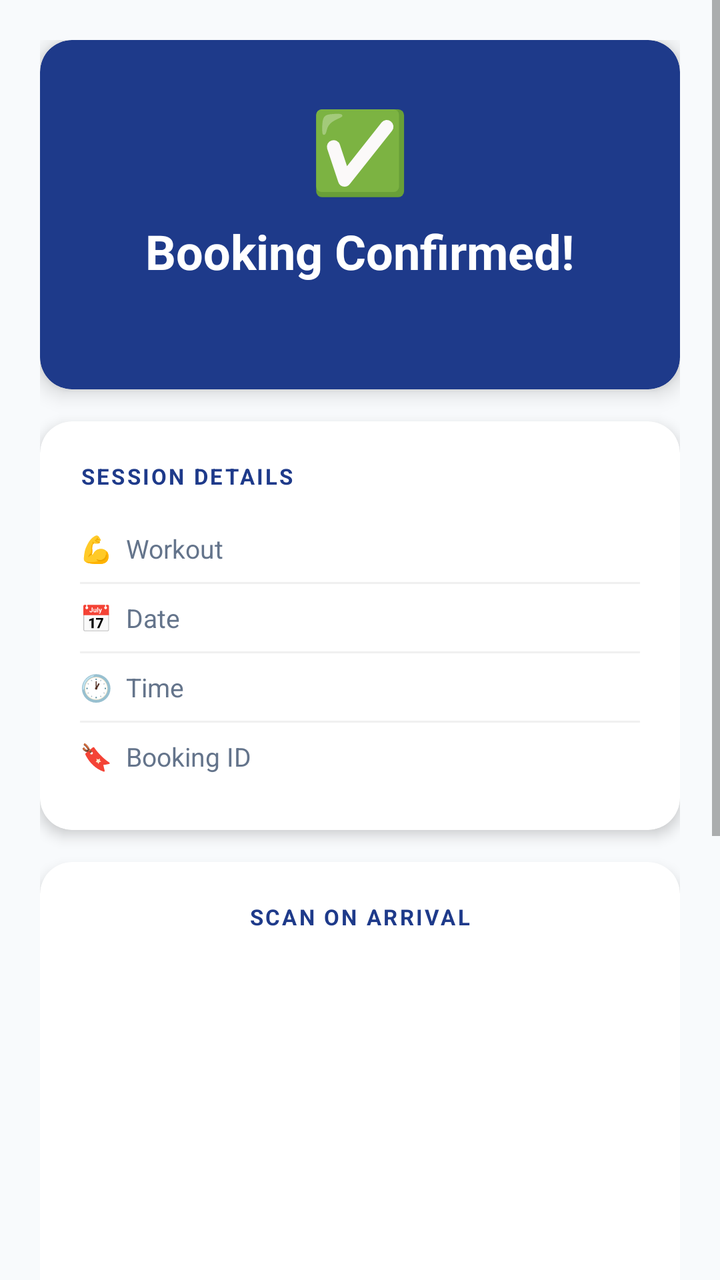
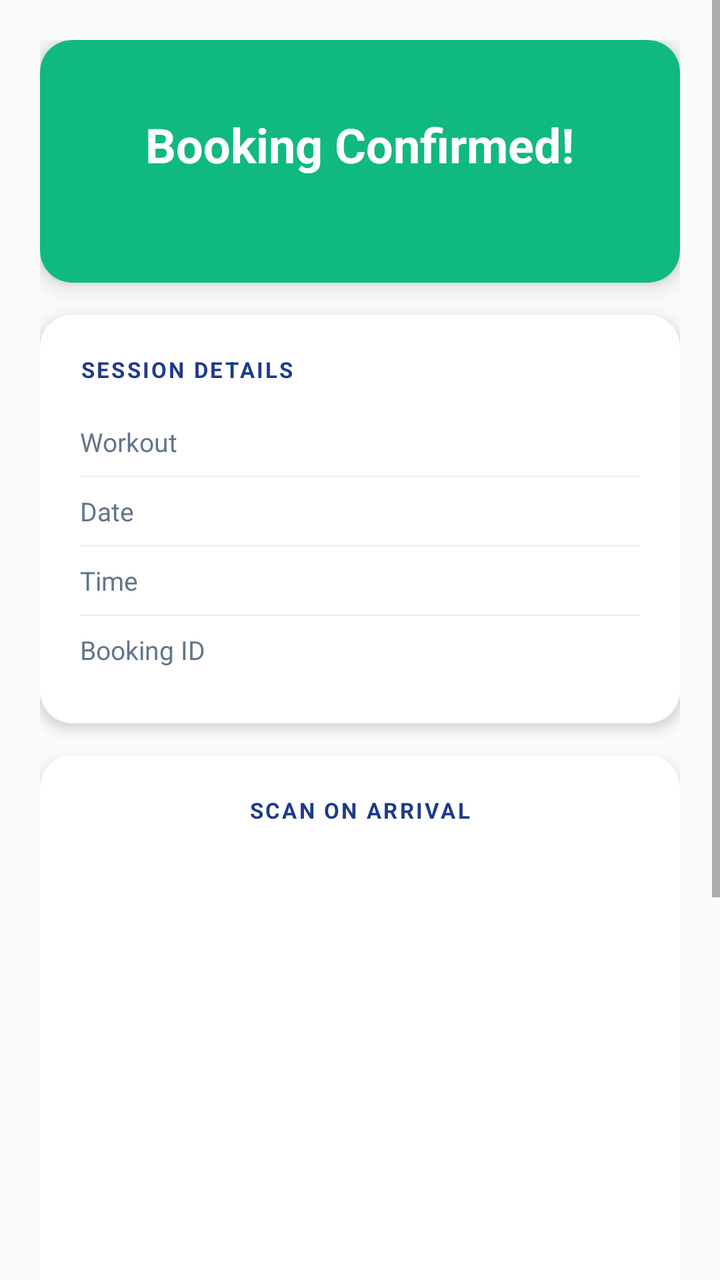

Compare the two renders of this Android layout. The source of the first and the diff that turns it into the second are given below.
<!-- AndroidManifest.xml: application theme Theme.SpotterMobile -->
<!-- res/layout/activity_booking_confirmed.xml -->
<?xml version="1.0" encoding="utf-8"?>
<ScrollView xmlns:android="http://schemas.android.com/apk/res/android"
    xmlns:app="http://schemas.android.com/apk/res-auto"
    android:layout_width="match_parent"
    android:layout_height="match_parent"
    android:background="@color/light_gray">

    <LinearLayout
        android:layout_width="match_parent"
        android:layout_height="wrap_content"
        android:orientation="vertical"
        android:padding="20dp">

        
        <androidx.cardview.widget.CardView
            android:layout_width="match_parent"
            android:layout_height="wrap_content"
            android:layout_marginBottom="16dp"
            app:cardBackgroundColor="@color/primary_blue"
            app:cardCornerRadius="16dp"
            app:cardElevation="6dp">

            <LinearLayout
                android:layout_width="match_parent"
                android:layout_height="wrap_content"
                android:gravity="center"
                android:orientation="vertical"
                android:paddingVertical="28dp"
                android:paddingHorizontal="20dp">

                <TextView
                    android:layout_width="wrap_content"
                    android:layout_height="wrap_content"
                    android:text="✅"
                    android:textSize="40sp" />

                <TextView
                    android:layout_width="wrap_content"
                    android:layout_height="wrap_content"
                    android:layout_marginTop="8dp"
                    android:text="Booking Confirmed!"
                    android:textColor="@color/white"
                    android:textSize="24sp"
                    android:textStyle="bold" />

                <TextView
                    android:id="@+id/tvConfirmSubtitle"
                    android:layout_width="wrap_content"
                    android:layout_height="wrap_content"
                    android:layout_marginTop="6dp"
                    android:alpha="0.85"
                    android:gravity="center"
                    android:textColor="@color/white"
                    android:textSize="14sp" />

            </LinearLayout>
        </androidx.cardview.widget.CardView>

        
        <androidx.cardview.widget.CardView
            android:layout_width="match_parent"
            android:layout_height="wrap_content"
            android:layout_marginBottom="16dp"
            app:cardBackgroundColor="@color/white"
            app:cardCornerRadius="16dp"
            app:cardElevation="4dp">

            <LinearLayout
                android:layout_width="match_parent"
                android:layout_height="wrap_content"
                android:orientation="vertical"
                android:padding="20dp">

                <TextView
                    android:layout_width="wrap_content"
                    android:layout_height="wrap_content"
                    android:layout_marginBottom="12dp"
                    android:text="SESSION DETAILS"
                    android:textColor="@color/primary_blue"
                    android:textSize="11sp"
                    android:textStyle="bold"
                    android:letterSpacing="0.1" />

                
                <LinearLayout
                    android:layout_width="match_parent"
                    android:layout_height="wrap_content"
                    android:orientation="horizontal"
                    android:paddingVertical="8dp">

                    <TextView
                        android:layout_width="0dp"
                        android:layout_height="wrap_content"
                        android:layout_weight="1"
                        android:text="💪  Workout"
                        android:textColor="@color/gray"
                        android:textSize="13sp" />

                    <TextView
                        android:id="@+id/tvDetailWorkout"
                        android:layout_width="wrap_content"
                        android:layout_height="wrap_content"
                        android:textColor="@color/dark_gray"
                        android:textSize="13sp"
                        android:textStyle="bold"
                        android:maxWidth="200dp"
                        android:gravity="end" />

                </LinearLayout>

                <View
                    android:layout_width="match_parent"
                    android:layout_height="1dp"
                    android:background="#F0F0F0" />

                
                <LinearLayout
                    android:layout_width="match_parent"
                    android:layout_height="wrap_content"
                    android:orientation="horizontal"
                    android:paddingVertical="8dp">

                    <TextView
                        android:layout_width="0dp"
                        android:layout_height="wrap_content"
                        android:layout_weight="1"
                        android:text="📅  Date"
                        android:textColor="@color/gray"
                        android:textSize="13sp" />

                    <TextView
                        android:id="@+id/tvDetailDate"
                        android:layout_width="wrap_content"
                        android:layout_height="wrap_content"
                        android:textColor="@color/dark_gray"
                        android:textSize="13sp"
                        android:textStyle="bold" />

                </LinearLayout>

                <View
                    android:layout_width="match_parent"
                    android:layout_height="1dp"
                    android:background="#F0F0F0" />

                
                <LinearLayout
                    android:layout_width="match_parent"
                    android:layout_height="wrap_content"
                    android:orientation="horizontal"
                    android:paddingVertical="8dp">

                    <TextView
                        android:layout_width="0dp"
                        android:layout_height="wrap_content"
                        android:layout_weight="1"
                        android:text="🕐  Time"
                        android:textColor="@color/gray"
                        android:textSize="13sp" />

                    <TextView
                        android:id="@+id/tvDetailTime"
                        android:layout_width="wrap_content"
                        android:layout_height="wrap_content"
                        android:textColor="@color/dark_gray"
                        android:textSize="13sp"
                        android:textStyle="bold" />

                </LinearLayout>

                <View
                    android:layout_width="match_parent"
                    android:layout_height="1dp"
                    android:background="#F0F0F0" />

                
                <LinearLayout
                    android:layout_width="match_parent"
                    android:layout_height="wrap_content"
                    android:orientation="horizontal"
                    android:paddingVertical="8dp">

                    <TextView
                        android:layout_width="0dp"
                        android:layout_height="wrap_content"
                        android:layout_weight="1"
                        android:text="🔖  Booking ID"
                        android:textColor="@color/gray"
                        android:textSize="13sp" />

                    <TextView
                        android:id="@+id/tvDetailBookingId"
                        android:layout_width="wrap_content"
                        android:layout_height="wrap_content"
                        android:textColor="@color/dark_gray"
                        android:textSize="13sp"
                        android:textStyle="bold" />

                </LinearLayout>

            </LinearLayout>
        </androidx.cardview.widget.CardView>

        
        <androidx.cardview.widget.CardView
            android:layout_width="match_parent"
            android:layout_height="wrap_content"
            android:layout_marginBottom="16dp"
            app:cardBackgroundColor="@color/white"
            app:cardCornerRadius="16dp"
            app:cardElevation="4dp">

            <LinearLayout
                android:layout_width="match_parent"
                android:layout_height="wrap_content"
                android:gravity="center"
                android:orientation="vertical"
                android:padding="20dp">

                <TextView
                    android:layout_width="wrap_content"
                    android:layout_height="wrap_content"
                    android:layout_marginBottom="12dp"
                    android:text="SCAN ON ARRIVAL"
                    android:textColor="@color/primary_blue"
                    android:textSize="11sp"
                    android:textStyle="bold"
                    android:letterSpacing="0.1" />

                <ImageView
                    android:id="@+id/ivQrCode"
                    android:layout_width="220dp"
                    android:layout_height="220dp"
                    android:contentDescription="Booking QR Code"
                    android:scaleType="fitCenter" />

                <TextView
                    android:layout_width="wrap_content"
                    android:layout_height="wrap_content"
                    android:layout_marginTop="12dp"
                    android:gravity="center"
                    android:text="Show this QR to gym staff when you arrive.\nHMAC-secured — cannot be forged."
                    android:textColor="@color/gray"
                    android:textSize="12sp" />

            </LinearLayout>
        </androidx.cardview.widget.CardView>

        
        <Button
            android:id="@+id/btnAddToCalendar"
            android:layout_width="match_parent"
            android:layout_height="52dp"
            android:layout_marginBottom="10dp"
            android:backgroundTint="@color/primary_blue"
            android:text="📅  Add to Calendar"
            android:textColor="@color/white"
            android:textSize="15sp"
            android:textStyle="bold"
            style="@style/Widget.MaterialComponents.Button" />

        <Button
            android:id="@+id/btnSaveQr"
            android:layout_width="match_parent"
            android:layout_height="52dp"
            android:layout_marginBottom="10dp"
            android:backgroundTint="#1565C0"
            android:text="💾  Save QR to Gallery"
            android:textColor="@color/white"
            android:textSize="15sp"
            style="@style/Widget.MaterialComponents.Button" />

        <Button
            android:id="@+id/btnDone"
            android:layout_width="match_parent"
            android:layout_height="52dp"
            android:layout_marginBottom="8dp"
            android:backgroundTint="@color/success"
            android:text="Done"
            android:textColor="@color/white"
            android:textSize="15sp"
            android:textStyle="bold"
            style="@style/Widget.MaterialComponents.Button" />

    </LinearLayout>
</ScrollView>
<!-- resources referenced by this layout -->
<resources>
  <color name="dark_gray">#334155</color>
  <color name="gray">#64748B</color>
  <color name="light_gray">#F8FAFC</color>
  <color name="primary_blue">#1E3A8A</color>
  <color name="success">#10B981</color>
  <color name="white">#FFFFFF</color>
  <style name="Theme.SpotterMobile" parent="Theme.MaterialComponents.Light.NoActionBar">
          
          
          <item name="colorPrimary">@color/primary_blue</item>
          <item name="colorPrimaryVariant">@color/primary_blue_dark</item>
          <item name="colorOnPrimary">@color/white</item>
          <item name="colorSecondary">@color/gold</item>
          <item name="colorSecondaryVariant">@color/gold_dark</item>
          <item name="colorOnSecondary">@color/white</item>
          <item name="android:statusBarColor">@color/primary_blue_dark</item>
          <item name="colorSurface">@color/white</item>
  
          
          <item name="colorOnSurface">@color/dark_gray</item>
          <item name="colorOnBackground">@color/dark_gray</item>
          <item name="android:textColorHint">@color/gray</item>
          <item name="android:textColor">@color/dark_gray</item>
      </style>
  <color name="primary_blue_dark">#1E40AF</color>
  <color name="gold">#F59E0B</color>
  <color name="gold_dark">#D97706</color>
</resources>

<!-- the commit's change to res/layout/activity_booking_confirmed.xml (unified diff, before → after) -->
@@ -16,7 +16,7 @@
             android:layout_width="match_parent"
             android:layout_height="wrap_content"
             android:layout_marginBottom="16dp"
-            app:cardBackgroundColor="@color/primary_blue"
+            app:cardBackgroundColor="@color/success"
             app:cardCornerRadius="16dp"
             app:cardElevation="6dp">
 
@@ -28,11 +28,7 @@
                 android:paddingVertical="28dp"
                 android:paddingHorizontal="20dp">
 
-                <TextView
-                    android:layout_width="wrap_content"
-                    android:layout_height="wrap_content"
-                    android:text="✅"
-                    android:textSize="40sp" />
+
 
                 <TextView
                     android:layout_width="wrap_content"
@@ -92,7 +88,7 @@
                         android:layout_width="0dp"
                         android:layout_height="wrap_content"
                         android:layout_weight="1"
-                        android:text="💪  Workout"
+                        android:text="Workout"
                         android:textColor="@color/gray"
                         android:textSize="13sp" />
 
@@ -124,7 +120,7 @@
                         android:layout_width="0dp"
                         android:layout_height="wrap_content"
                         android:layout_weight="1"
-                        android:text="📅  Date"
+                        android:text="Date"
                         android:textColor="@color/gray"
                         android:textSize="13sp" />
 
@@ -154,7 +150,7 @@
                         android:layout_width="0dp"
                         android:layout_height="wrap_content"
                         android:layout_weight="1"
-                        android:text="🕐  Time"
+                        android:text="Time"
                         android:textColor="@color/gray"
                         android:textSize="13sp" />
 
@@ -184,7 +180,7 @@
                         android:layout_width="0dp"
                         android:layout_height="wrap_content"
                         android:layout_weight="1"
-                        android:text="🔖  Booking ID"
+                        android:text="Booking ID"
                         android:textColor="@color/gray"
                         android:textSize="13sp" />
 
@@ -239,7 +235,7 @@
                     android:layout_height="wrap_content"
                     android:layout_marginTop="12dp"
                     android:gravity="center"
-                    android:text="Show this QR to gym staff when you arrive.\nHMAC-secured — cannot be forged."
+                    android:text="Show this QR to gym staff when you arrive."
                     android:textColor="@color/gray"
                     android:textSize="12sp" />
 
@@ -253,7 +249,7 @@
             android:layout_height="52dp"
             android:layout_marginBottom="10dp"
             android:backgroundTint="@color/primary_blue"
-            android:text="📅  Add to Calendar"
+            android:text="Add to Calendar"
             android:textColor="@color/white"
             android:textSize="15sp"
             android:textStyle="bold"
@@ -265,7 +261,7 @@
             android:layout_height="52dp"
             android:layout_marginBottom="10dp"
             android:backgroundTint="#1565C0"
-            android:text="💾  Save QR to Gallery"
+            android:text="Save QR to Gallery"
             android:textColor="@color/white"
             android:textSize="15sp"
             style="@style/Widget.MaterialComponents.Button" />
